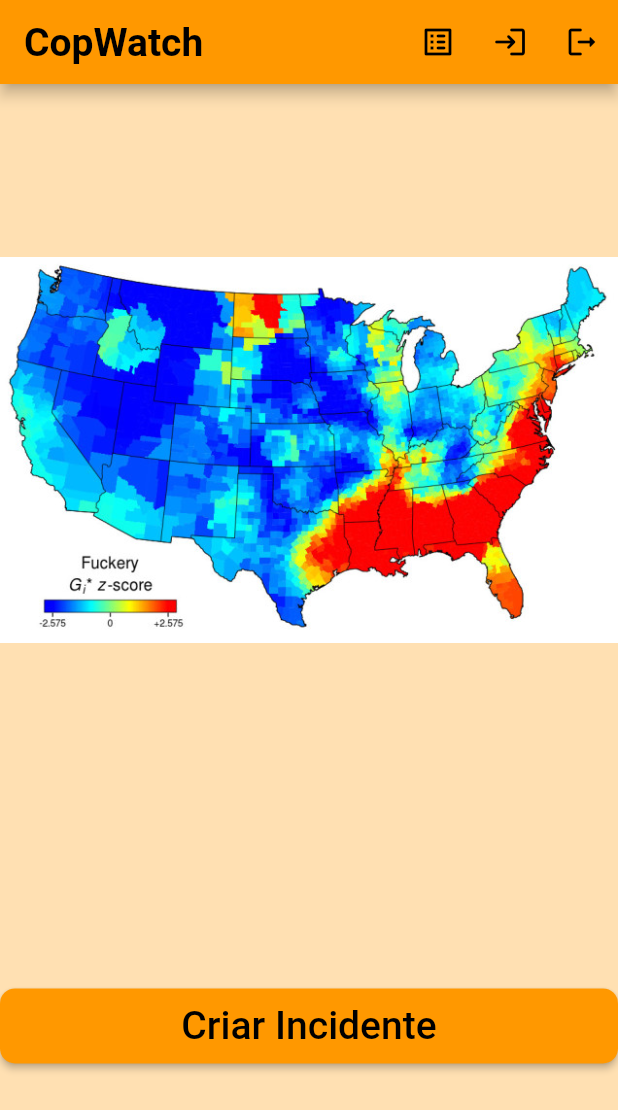
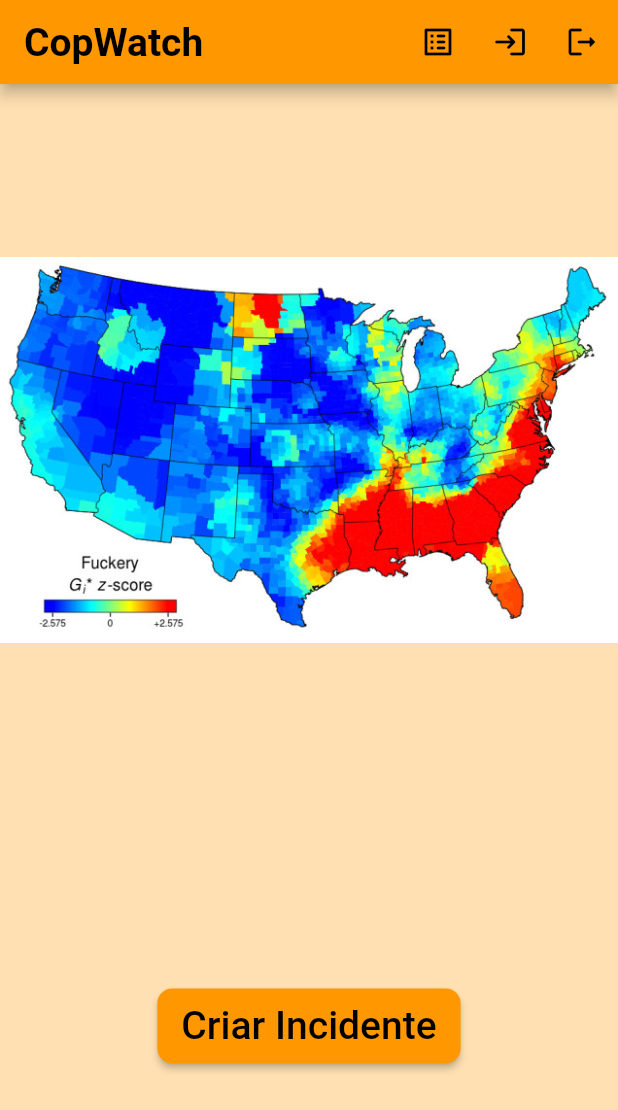
Before and after one commit to Iagolealfa/Cop-Incident, a Flutter app: the screen it shows after launch, on a phone screen of 412 x 824 dp. Shown: the top 1110 px of the screen. Run offline on Flutter 3.47's test engine with Material 2 defaults, Android fonts, the phone set to English and light mode, and no system bars; our stand-ins replace cloud_firestore, firebase_auth, firebase_core; accounts and stored records are empty; Roboto replaces fonts that are missing (Bebes Neue, Orienta).

Commit message:
Ajuste do tamanho do botão de criar incidentes e remoção de alguns itens

```diff
--- a/incident/lib/main.dart
+++ b/incident/lib/main.dart
@@ -13,10 +13,6 @@ void main() async {
   );
   runApp(const IncidentApp());
 }
-/*
-class LoggedIn extends ChangeNotifier {
-  bool isLoggedIn = false;
-}*/
 
 class IncidentApp extends StatelessWidget {
   const IncidentApp({super.key});
@@ -36,13 +32,12 @@ class IncidentApp extends StatelessWidget {
         scaffoldBackgroundColor: Colors.orange[100],
         textTheme: TextTheme(
             labelLarge: TextStyle(
-              // Change the text style for Buttons
-              fontSize: 26, // Change the font size
+              fontSize: 26,
               fontFamily: 'Orienta',
             ),
             titleLarge: TextStyle(
-              fontSize: 26, // Change font size
-              fontWeight: FontWeight.bold, // Change font weight
+              fontSize: 26,
+              fontWeight: FontWeight.bold,
               fontFamily: 'Bebes Neue',
             )),
         appBarTheme: AppBarTheme(
@@ -57,15 +52,10 @@ class MyHomePage extends StatelessWidget {
   MyHomePage({super.key});
   final FirebaseAuth _auth = FirebaseAuth.instance;
 
-  //bool isLoggedIn = false; //Visibility attempt that didnt work
-
   void _doSomethingRequiringAuth(BuildContext context) {
-    // Verifica se o usuário está autenticado
     if (_auth.currentUser != null) {
-      // Se estiver autenticado, realiza a ação desejada
       print('Ação realizada com sucesso!');
     } else {
-      // Se não estiver autenticado, redireciona para a tela de login
       Navigator.push(
         context,
         MaterialPageRoute(
@@ -137,11 +127,9 @@ class MyHomePage extends StatelessWidget {
               if (snapshot.connectionState == ConnectionState.waiting) {
                 return Center(child: CircularProgressIndicator());
               } else {
-                // verifica se o usuario esta logado
-                final isLoggedIn2 = snapshot.data != null;
                 return Column(
                   mainAxisAlignment: MainAxisAlignment.spaceAround,
-                  crossAxisAlignment: CrossAxisAlignment.stretch,
+                  crossAxisAlignment: CrossAxisAlignment.center,
                   children: <Widget>[
                     SizedBox(
                         width: double.infinity,
```
